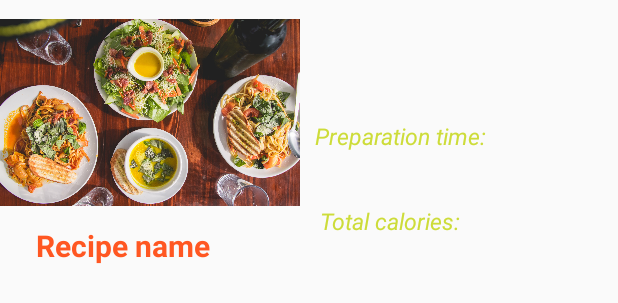
After one commit to Samuel-dot-cloud/RecipeApp, an Android app: the layout recipe_list_item.xml on its own in the app's theme, with its tools: preview values and no code run, on a phone screen of 412 x 824 dp. The commit adds this screen. Shown: the top 303 px of the screen. Run offline under Robolectric (Android 15) with nearby library versions, the phone set to English and light mode, and no system bars.

Commit message:
creation of custom layout for displaying recipe list

```diff
--- a/app/src/main/res/layout/activity_recipe.xml
+++ b/app/src/main/res/layout/activity_recipe.xml
@@ -4,23 +4,39 @@
     xmlns:tools="http://schemas.android.com/tools"
     android:layout_width="match_parent"
     android:layout_height="match_parent"
+    android:paddingBottom="16dp"
+    android:paddingLeft="16dp"
+    android:paddingRight="16dp"
+    android:paddingTop="16dp"
     tools:context="ui.RecipeActivity">
+
+    <androidx.recyclerview.widget.RecyclerView
+        android:id="@+id/recyclerView"
+        android:layout_width="match_parent"
+        android:layout_height="wrap_content"
+        android:layout_below="@+id/displaySearch"
+        android:layout_alignParentEnd="true"
+        app:layout_constraintBottom_toBottomOf="@+id/findAboutButton"
+        app:layout_constraintEnd_toEndOf="parent"
+        app:layout_constraintStart_toStartOf="parent"
+        app:layout_constraintTop_toTopOf="parent"
+        android:visibility="gone"/>
 
     <TextView
         android:id="@+id/displaySearch"
-        android:layout_width="wrap_content"
-        android:layout_height="wrap_content"
+        android:layout_width="9dp"
+        android:layout_height="3dp"
         android:text="Recipes found associated with search item:"
         android:textColor="@color/colorPrimaryLight"
         android:textSize="15sp"
         android:textStyle="italic"
+        android:visibility="gone"
         app:layout_constraintBottom_toBottomOf="parent"
         app:layout_constraintEnd_toEndOf="parent"
         app:layout_constraintHorizontal_bias="0.496"
         app:layout_constraintStart_toStartOf="parent"
         app:layout_constraintTop_toTopOf="parent"
-        app:layout_constraintVertical_bias="0.339"
-        android:visibility="gone"/>
+        app:layout_constraintVertical_bias="0.339" />
 
     <Button
         android:id="@+id/findAboutButton"
@@ -37,17 +53,6 @@
         app:layout_constraintTop_toBottomOf="@+id/displaySearch"
         app:layout_constraintVertical_bias="1.0" />
 
-<!--    <com.google.android.material.bottomnavigation.BottomNavigationView-->
-<!--        android:id="@+id/menuBar"-->
-<!--        android:layout_width="match_parent"-->
-<!--        android:layout_height="wrap_content"-->
-<!--        app:layout_constraintBottom_toBottomOf="parent"-->
-<!--        app:layout_constraintEnd_toEndOf="parent"-->
-<!--        app:layout_constraintStart_toStartOf="parent"-->
-<!--        app:layout_constraintTop_toTopOf="parent"-->
-<!--        app:layout_constraintVertical_bias="1.0"-->
-<!--        app:menu="@menu/bottom_navigation"-->
-<!--        android:background="@color/textIcons"/>-->
 
     <ListView
         android:id="@+id/listView"
@@ -76,9 +81,12 @@
         android:layout_width="wrap_content"
         android:layout_height="wrap_content"
         android:text="TextView"
+        android:visibility="gone"
         app:layout_constraintBottom_toBottomOf="@+id/findAboutButton"
         app:layout_constraintEnd_toEndOf="parent"
         app:layout_constraintStart_toStartOf="parent"
         app:layout_constraintTop_toTopOf="@+id/listView"
-        android:visibility="gone"/>
+        app:layout_constraintVertical_bias="0.0" />
+
+
 </androidx.constraintlayout.widget.ConstraintLayout>
--- /dev/null
+++ b/app/src/main/res/layout/recipe_list_item.xml
@@ -0,0 +1,66 @@
+<?xml version="1.0" encoding="utf-8"?>
+<androidx.constraintlayout.widget.ConstraintLayout
+    xmlns:android="http://schemas.android.com/apk/res/android"
+    xmlns:app="http://schemas.android.com/apk/res-auto"
+    xmlns:tools="http://schemas.android.com/tools"
+    android:layout_width="match_parent"
+    android:layout_height="match_parent">
+
+
+    <ImageView
+        android:id="@+id/recipeImageView"
+        android:layout_width="200dp"
+        android:layout_height="150dp"
+        app:layout_constraintBottom_toBottomOf="parent"
+        app:layout_constraintEnd_toEndOf="parent"
+        app:layout_constraintHorizontal_bias="0.0"
+        app:layout_constraintStart_toStartOf="parent"
+        app:layout_constraintTop_toTopOf="parent"
+        app:layout_constraintVertical_bias="0.0"
+        app:srcCompat="@drawable/place" />
+
+    <TextView
+        android:id="@+id/PreparationTextView"
+        android:layout_width="wrap_content"
+        android:layout_height="wrap_content"
+        android:text="Preparation time:"
+        android:textStyle="italic"
+        android:textColor="@color/textIcons"
+        android:textSize="15sp"
+        app:layout_constraintBottom_toBottomOf="parent"
+        app:layout_constraintEnd_toEndOf="parent"
+        app:layout_constraintHorizontal_bias="0.1"
+        app:layout_constraintStart_toEndOf="@+id/recipeImageView"
+        app:layout_constraintTop_toTopOf="parent"
+        app:layout_constraintVertical_bias="0.100000024" />
+
+    <TextView
+        android:id="@+id/calorieTextView"
+        android:layout_width="wrap_content"
+        android:layout_height="wrap_content"
+        android:text="Total calories:"
+        android:textColor="@color/textIcons"
+        android:textStyle="italic"
+        android:textSize="15sp"
+        app:layout_constraintBottom_toBottomOf="parent"
+        app:layout_constraintEnd_toEndOf="parent"
+        app:layout_constraintHorizontal_bias="0.11"
+        app:layout_constraintStart_toEndOf="@+id/recipeImageView"
+        app:layout_constraintTop_toBottomOf="@+id/PreparationTextView"
+        app:layout_constraintVertical_bias="0.050000012" />
+
+    <TextView
+        android:id="@+id/recipeTextView"
+        android:layout_width="wrap_content"
+        android:layout_height="wrap_content"
+        android:text="Recipe name"
+        android:textColor="@color/colorDivider"
+        android:textSize="20sp"
+        android:textStyle="bold"
+        app:layout_constraintBottom_toBottomOf="parent"
+        app:layout_constraintEnd_toEndOf="parent"
+        app:layout_constraintHorizontal_bias="0.08"
+        app:layout_constraintStart_toStartOf="parent"
+        app:layout_constraintTop_toBottomOf="@+id/recipeImageView"
+        app:layout_constraintVertical_bias="0.0" />
+</androidx.constraintlayout.widget.ConstraintLayout>
```
Also changed, not shown: app/src/main/res/drawable/place.jpg (added).
